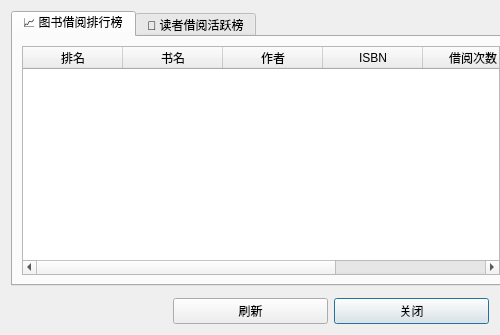
This is BookManagementSystem/statisticsdialog.ui in Jerryrisis/QtCourse as Qt 5 draws it before an edit. The edited form follows.
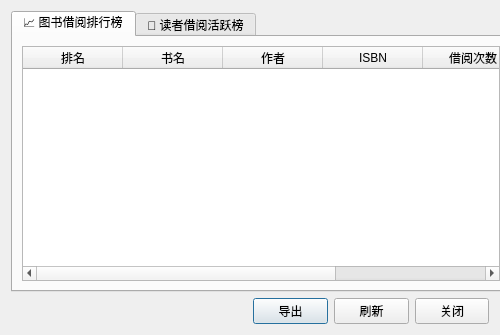
This is the edited form.

Commit message: 实现统计数据导出功能，支持将排行榜导出为CSV文件（可用excel查看）

What changed in the file:
```diff
--- a/BookManagementSystem/statisticsdialog.ui
+++ b/BookManagementSystem/statisticsdialog.ui
@@ -26,7 +26,7 @@
    <string>借阅数据统计</string>
   </property>
   <layout class="QGridLayout" name="gridLayout">
-   <item row="0" column="0" colspan="3">
+   <item row="0" column="0" colspan="2">
     <widget class="QTabWidget" name="tabWidget">
      <property name="minimumSize">
       <size>
@@ -127,14 +127,7 @@
      </widget>
     </widget>
    </item>
-   <item row="2" column="2">
-    <widget class="QPushButton" name="closeButton">
-     <property name="text">
-      <string>关闭</string>
-     </property>
-    </widget>
-   </item>
-   <item row="1" column="0" rowspan="2" colspan="3">
+   <item row="1" column="0">
     <widget class="QDialogButtonBox" name="dialogButtonBox">
      <property name="orientation">
       <enum>Qt::Orientation::Horizontal</enum>
@@ -147,12 +140,30 @@
      </property>
     </widget>
    </item>
-   <item row="2" column="1">
+   <item row="1" column="1">
+    <layout class="QHBoxLayout" name="horizontalLayout">
+     <item>
+      <widget class="QPushButton" name="exportButton">
+       <property name="text">
+        <string>导出</string>
+       </property>
+      </widget>
+     </item>
+     <item>
     <widget class="QPushButton" name="refreshButton">
      <property name="text">
       <string>刷新</string>
      </property>
     </widget>
+     </item>
+     <item>
+      <widget class="QPushButton" name="closeButton">
+       <property name="text">
+        <string>关闭</string>
+       </property>
+      </widget>
+     </item>
+    </layout>
    </item>
   </layout>
  </widget>
```
Lines whose indentation alone changed are shown as unchanged. The commit also changes 2 other files.
